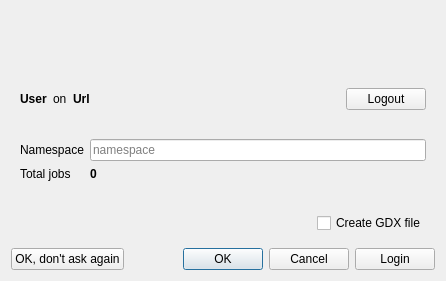
Before: the Qt Designer form src/engine/enginestartdialog.ui in GAMS-dev/studio, drawn with Qt 5.
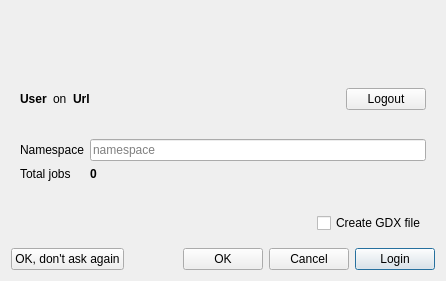
After: the same form once the commit is applied. Icons and pictures are not drawn.

Commit message: fixed warnings in settingsdialog.cpp an set "Login" button in Engine dialog to default

```diff
--- a/src/engine/enginestartdialog.ui
+++ b/src/engine/enginestartdialog.ui
@@ -426,6 +426,9 @@
         <property name="text">
          <string>Login</string>
         </property>
+        <property name="default">
+         <bool>true</bool>
+        </property>
        </widget>
       </item>
      </layout>
```
The commit also changes 1 other file.
